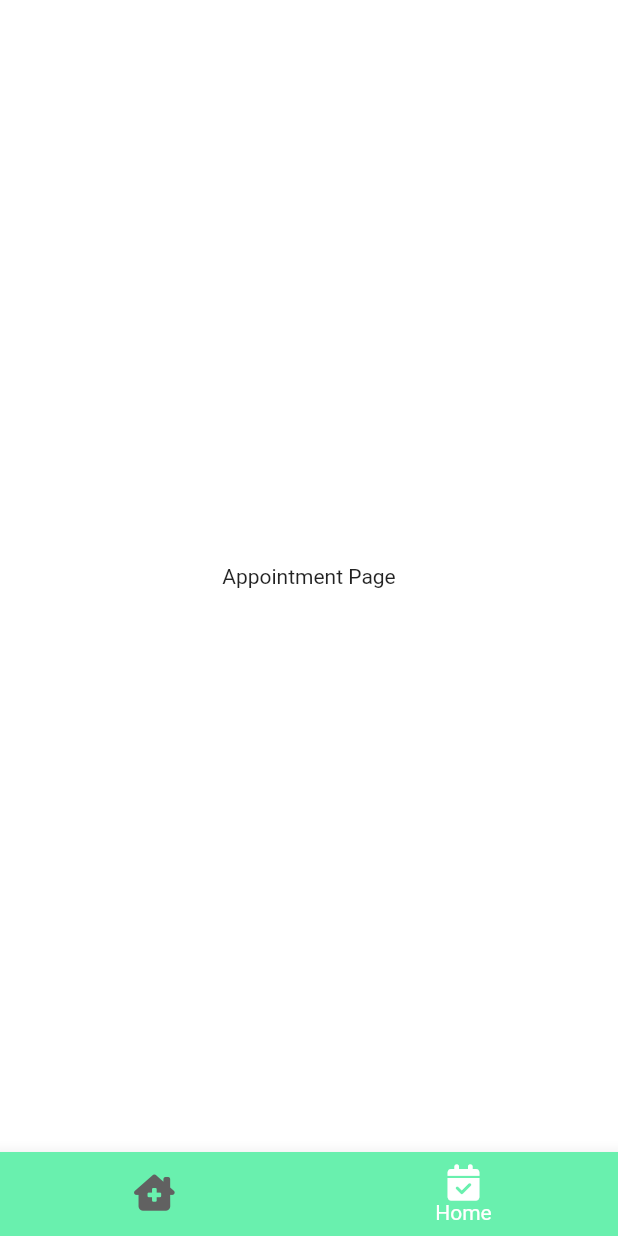
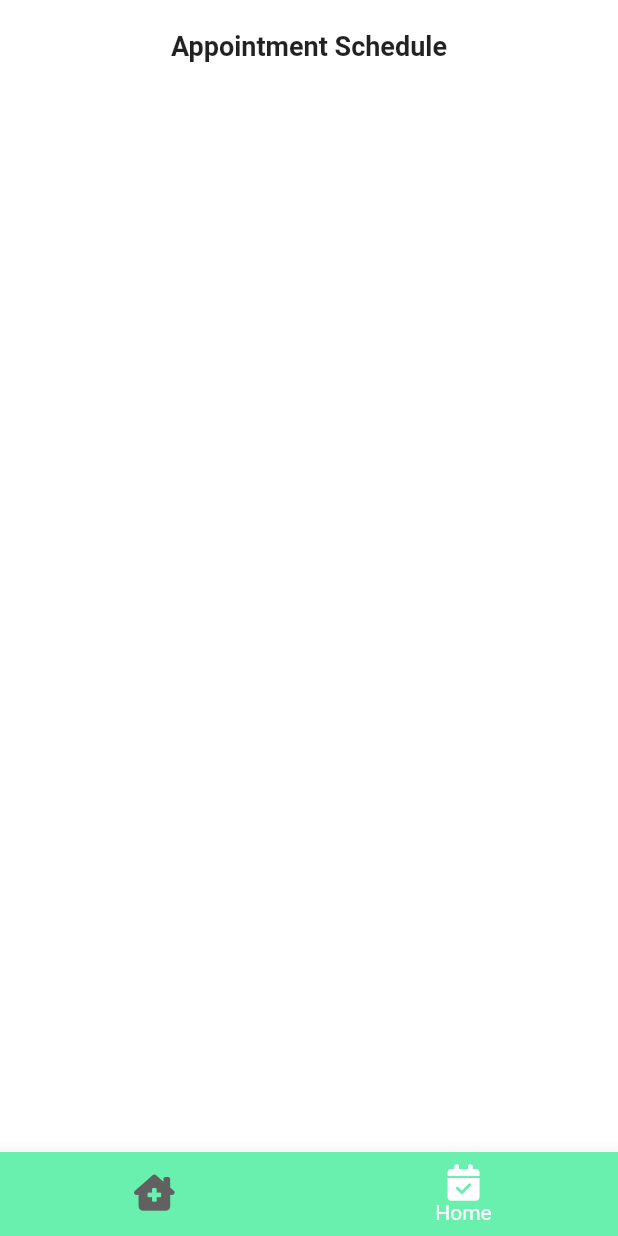
Before and after one commit to JohnMichaelEmeterio/Flutter-Doctor-Appointment-App-With-Laravel, a Flutter app: the MainLayout screen opened by its route, swiped to page 2, on a phone screen of 412 x 824 dp. Run offline on Flutter 3.47's test engine with Material 2 defaults, Android fonts, the phone set to English and light mode, and no system bars; our stand-ins replace font_awesome_flutter.

Commit message:
done appointment page

```diff
--- a/doctor_appointment_app/lib/screens/appointment_page.dart
+++ b/doctor_appointment_app/lib/screens/appointment_page.dart
@@ -1,3 +1,4 @@
+import 'package:doctor_appointment_app/utils/config.dart';
 import 'package:flutter/material.dart';
 
 class AppointmentPage extends StatefulWidget {
@@ -7,11 +8,73 @@ class AppointmentPage extends StatefulWidget {
   State<AppointmentPage> createState() => _AppointmentPageState();
 }
 
+enum FilterStatus { upcoming, complete, cancel }
+
 class _AppointmentPageState extends State<AppointmentPage> {
+  FilterStatus status = FilterStatus.upcoming;
+  Alignment _alignment = Alignment.centerLeft;
+  List<dynamic> schedules = [
+    {
+      "doctor_name": "Richard Tan",
+      "doctor_profile": "assets/doctor_2.jpg",
+      "category": "Dental",
+      "status": FilterStatus.upcoming,
+    },
+    {
+      "doctor_name": "Max Lim",
+      "doctor_profile": "assets/doctor_3.jpg",
+      "category": "Cardiology",
+      "status": FilterStatus.complete,
+    },
+    {
+      "doctor_name": "Jane Wong",
+      "doctor_profile": "assets/doctor_4.jpg",
+      "category": "Respiratory",
+      "status": FilterStatus.complete,
+    },
+    {
+      "doctor_name": "Jenny Song",
+      "doctor_profile": "assets/doctor_5.jpg",
+      "category": "General",
+      "status": FilterStatus.cancel,
+    },
+  ];
+
   @override
   Widget build(BuildContext context) {
-    return Center(
-      child: Text('Appointment Page'),
+    List<dynamic> filteredShedules = schedules.where((var schedule) {
+      // switch (schedule['status']) {
+      //   case 'upcoming':
+      //     schedule['status'] = FilterStatus.upcoming;
+      //     break;
+      //   case 'complete':
+      //     schedule['status'] = FilterStatus.complete;
+      //     break;
+      //   case 'cancel':
+      //     schedule['status'] = FilterStatus.cancel;
+      //     break;
+      //  }
+      return schedule['status'] == status;
+    }).toList();
+
+    return SafeArea(
+      child: Padding(
+        padding: const EdgeInsets.only(left: 20, top: 20, right: 20),
+        child: Column(
+          crossAxisAlignment: CrossAxisAlignment.stretch,
+          children: const <Widget>[
+            Text(
+              'Appointment Schedule',
+              textAlign: TextAlign.center,
+              style: TextStyle(
+                fontSize: 18,
+                fontWeight: FontWeight.bold,
+              ),
+            ),
+            Config.spaceSmall,
+          ],
+        ),
+      ),
     );
   }
 }
--- a/doctor_appointment_app/pubspec.yaml
+++ b/doctor_appointment_app/pubspec.yaml
@@ -62,9 +62,9 @@ flutter:
     - assets/doctor_1.jpg
     - assets/doctor_2.jpg
     - assets/success.json
-    #- assets/doctor_3.jpg
-    #- assets/doctor_4.jpg
-    #- assets/doctor_5.jpg
+    - assets/doctor_3.jpg
+    - assets/doctor_4.jpg
+    - assets/doctor_5.jpg
     #- assets/doctor_6.jpg
     #- assets/doctor_7.jpg
     #- assets/doctor_8.jpg
```
